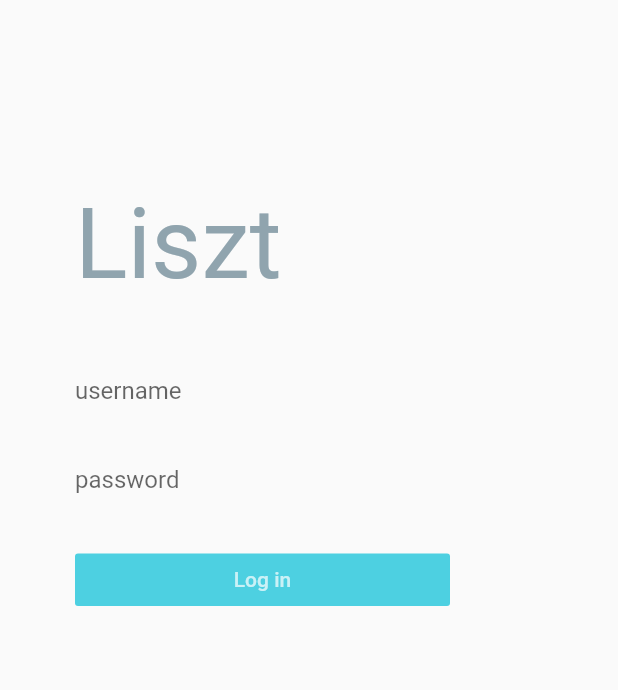
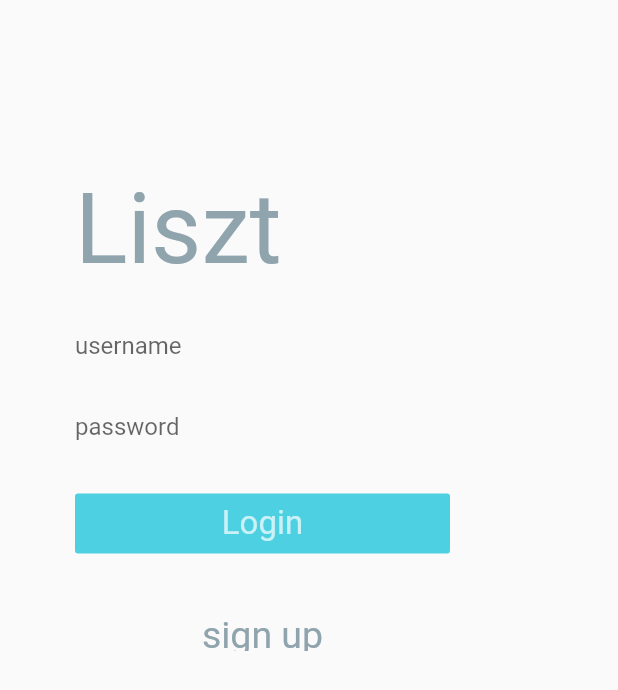
Before and after one commit to slbrtg/liszt-flutter, a Flutter app: the screen it shows after launch, on a phone screen of 412 x 824 dp. Shown: the top 690 px of the screen. Run offline on Flutter 3.47's test engine with Material 2 defaults, Android fonts, the phone set to English and light mode, and no system bars.

Commit message:
complete first draft of login/signup UI

```diff
--- a/lib/pages/login.dart
+++ b/lib/pages/login.dart
@@ -7,51 +7,171 @@ class LoginScreen extends StatefulWidget {
 }
 
 class LoginScreenState extends State<LoginScreen> {
+  bool _signingUp = false;
+  Widget emptyContainer = new Container(
+    height: 0.0,
+    width: 0.0,
+  );
+  Color blueGrey = Colors.blueGrey[300];
+  Color cyan300 = Colors.cyan[300];
+  Color white70 = Colors.white70;
+  Color bgWhite = Colors.white12;
+
   @override
   Widget build(BuildContext context) {
     return new Scaffold(
+      appBar: _signingUp ? new AppBar(
+        leading: new FlatButton(
+            onPressed: () {
+              setState(() {
+                _signingUp = false;
+              });
+            },
+            child: new Row(
+              children: <Widget>[
+                new RichText(
+                  text: new TextSpan(
+                    text: "<",
+                    style: new TextStyle(
+                      fontSize: 28.0,
+                      color: cyan300,
+                    ),
+                  ),
+                ),
+                new RichText(
+                  text: new TextSpan(
+                    text: "-",
+                    style: new TextStyle(
+                      fontSize: 28.0,
+                      color: blueGrey,
+                    ),
+                  ),
+                ),
+              ],
+            ),
+          ),
+        backgroundColor: bgWhite,
+        elevation: 0.0,
+
+      ) : null,
       body: new Container(
-        padding: const EdgeInsets.fromLTRB(50.0, 125.0, 50.0, 0.0),
+        padding: const EdgeInsets.fromLTRB(50.0, 0.0, 50.0, 0.0),
         child: new Column(
           crossAxisAlignment: CrossAxisAlignment.start,
           mainAxisSize: MainAxisSize.max,
           children: <Widget>[
-            new RichText(
+
+            // If/Else to adjust margin height for signing up
+            new Container(
+              margin: _signingUp ? const EdgeInsets.only(top: 0.0) : const EdgeInsets.only(top: 115.0),
+              child: new RichText(
                 text: new TextSpan(
                   text: "Liszt",
                   style: new TextStyle(
                     fontSize: 65.0,
-                    color: Colors.blueGrey[300],
+                    color: blueGrey,
                   )
                 ),
               ),
+            ),
             new Container (
-              margin: const EdgeInsets.only(top: 50.0),
-              child: new TextField(
+              margin: const EdgeInsets.only(top: 30.0),
+              child: new TextFormField(
                 decoration: new InputDecoration.collapsed(hintText: "username"),
               ),
             ),
             new Container (
-              margin: const EdgeInsets.only(top: 40.0),
-              child: new TextField(
+              margin: const EdgeInsets.only(top: 35.0),
+              child: new TextFormField(
                 decoration: new InputDecoration.collapsed(hintText: "password"),
               ),
             ),
+
+            // If/Else to show confirm password if signing up. If not, empty container
+            _signingUp ? new Container (
+              margin: const EdgeInsets.only(top: 35.0),
+              child: new TextFormField(
+                decoration: new InputDecoration.collapsed(hintText: "confirm password"),
+              ),
+            )
+            : emptyContainer,
+
+
             new Container(
-              margin: const EdgeInsets.only(top: 40.0),
+              margin: const EdgeInsets.only(top: 35.0),
               width: 250.0,
-              height: 35.0,
+              height: 40.0,
               child: new FlatButton(
                 onPressed: () {
-                  print("button");
+                  print("login");
                 },
-                child: new Text("Log in"),
+                child: new RichText(
+                  text: new TextSpan(
+                    text: _signingUp ? "Sign up" : "Login",
+                    style: new TextStyle(
+                      fontSize: 22.0,
+                      color: white70,
+                    ),
+                  ),
+                ),
                 color: Colors.cyan[300],
-                textColor: Colors.white70,
+                textColor: white70,
               ),
             ),
+
+            // Display sign up/login options on sign up view
+            _signingUp ? new Container(
+              margin: const EdgeInsets.fromLTRB(43.0,30.0,0.0, 0.0),
+              width: 250.0,
+              height: 50.0,
+              child: new Row(
+                children: <Widget>[
+                  new Container(
+                    child: new CircleAvatar(
+                      radius: 40.0,
+                      child: new Text("G"),
+                      backgroundColor: cyan300,
+                    ),
+                  ),
+                  new Container(
+                    child: new CircleAvatar(
+                      radius: 40.0,
+                      child: new Text("F"),
+                      backgroundColor: cyan300,
+                    ),
+                  ),
+                ],
+              ),
+            )
+            : emptyContainer,
+
+            // If/Else to show the sign up forms
+            !_signingUp ? new Container(
+              margin: const EdgeInsets.fromLTRB(0.0,40.0,15.0, 0.0),
+              width: 250.0,
+              height: 25.0,
+              child: new FlatButton(
+                onPressed: () {
+                  setState(() {
+                    _signingUp = true;
+                  });
+                },
+                child: new RichText(
+                  text: new TextSpan(
+                      text: "sign up",
+                      style: new TextStyle(
+                        fontSize: 25.0,
+                        color: blueGrey,
+                      )
+                  ),
+                ),
+                color: null,
+                textColor: blueGrey,
+              ),
+            )
+            : emptyContainer,
           ],
-        )
+        ),
       ),
     );
   }
```
